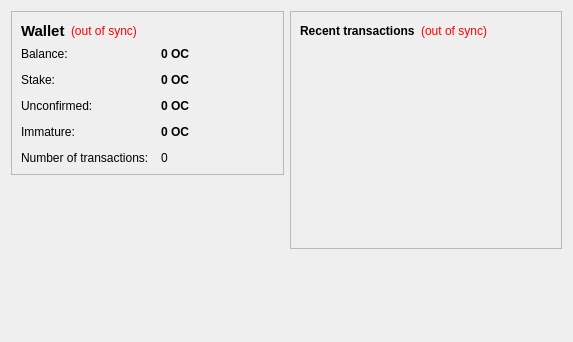
sherlockcoin/Orangecoin, file src/qt/forms/overviewpage.ui: the form before one commit.
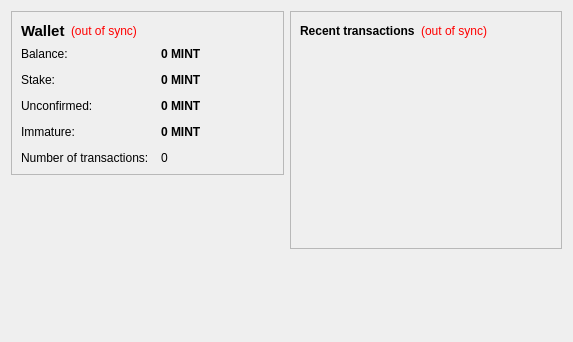
The form after the commit. Icons and pictures are not drawn.

Diff of the .ui file:
```diff
--- a/src/qt/forms/overviewpage.ui
+++ b/src/qt/forms/overviewpage.ui
@@ -105,7 +105,7 @@
              <string>Your current balance</string>
             </property>
             <property name="text">
-             <string notr="true">0 OC</string>
+             <string notr="true">0 MINT</string>
             </property>
             <property name="textInteractionFlags">
              <set>Qt::LinksAccessibleByMouse|Qt::TextSelectableByKeyboard|Qt::TextSelectableByMouse</set>
@@ -134,7 +134,7 @@
              <string>Total of coins that was staked, and do not yet count toward the current balance</string>
             </property>
             <property name="text">
-             <string notr="true">0 OC</string>
+             <string notr="true">0 MINT</string>
             </property>
             <property name="textInteractionFlags">
              <set>Qt::LinksAccessibleByMouse|Qt::TextSelectableByKeyboard|Qt::TextSelectableByMouse</set>
@@ -163,7 +163,7 @@
              <string>Total of transactions that have yet to be confirmed, and do not yet count toward the current balance</string>
             </property>
             <property name="text">
-             <string notr="true">0 OC</string>
+             <string notr="true">0 MINT</string>
             </property>
             <property name="textInteractionFlags">
              <set>Qt::LinksAccessibleByMouse|Qt::TextSelectableByKeyboard|Qt::TextSelectableByMouse</set>
@@ -189,7 +189,7 @@
              <string>Mined balance that has not yet matured</string>
             </property>
             <property name="text">
-             <string notr="true">0 OC</string>
+             <string notr="true">0 MINT</string>
             </property>
             <property name="textInteractionFlags">
              <set>Qt::LinksAccessibleByMouse|Qt::TextSelectableByKeyboard|Qt::TextSelectableByMouse</set>
```
Left out of the diff: 4 changed lines with no effect on the pictures.
